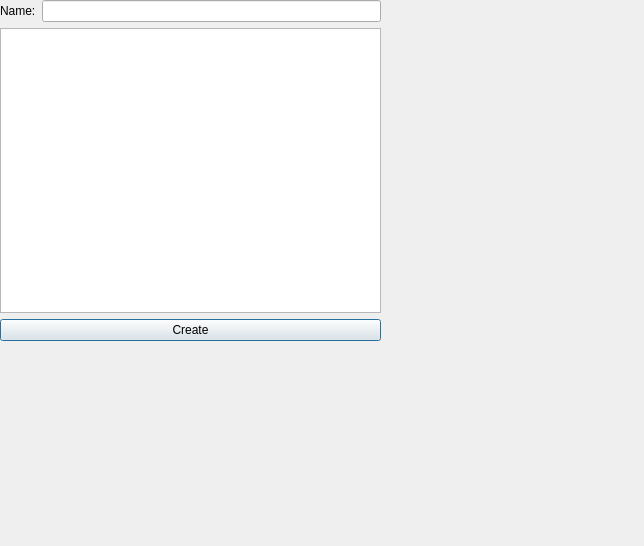
Above: client/ui/createChat.ui from apat1n/vAU before the change. Below: the same form after it.
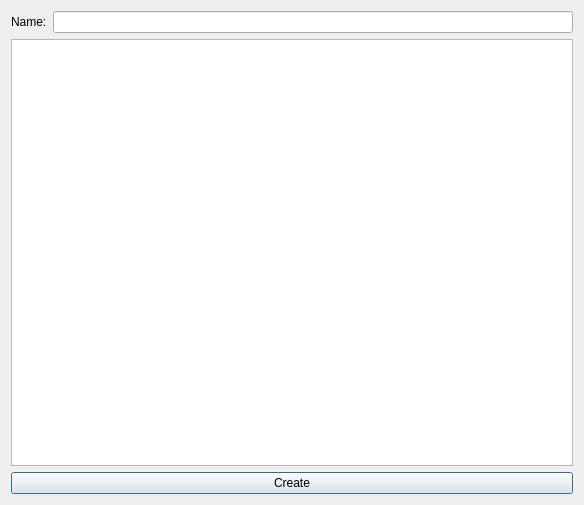
That is the form after the change.

```diff
--- a/client/ui/createChat.ui
+++ b/client/ui/createChat.ui
@@ -6,22 +6,27 @@
    <rect>
     <x>0</x>
     <y>0</y>
-    <width>644</width>
-    <height>546</height>
+    <width>584</width>
+    <height>505</height>
    </rect>
   </property>
+  <property name="minimumSize">
+   <size>
+    <width>312</width>
+    <height>448</height>
+   </size>
+  </property>
+  <property name="maximumSize">
+   <size>
+    <width>595</width>
+    <height>16777215</height>
+   </size>
+  </property>
   <property name="windowTitle">
    <string>Dialog</string>
   </property>
-  <widget class="QWidget" name="verticalLayoutWidget">
-   <property name="geometry">
-    <rect>
-     <x>0</x>
-     <y>0</y>
-     <width>381</width>
-     <height>341</height>
-    </rect>
-   </property>
+  <layout class="QHBoxLayout" name="horizontalLayout">
+   <item>
    <layout class="QVBoxLayout" name="verticalLayout">
     <item>
      <layout class="QHBoxLayout" name="horizontalLayout_2">
@@ -48,7 +53,8 @@
      </widget>
     </item>
    </layout>
-  </widget>
+   </item>
+  </layout>
  </widget>
  <resources/>
  <connections/>
```
Lines whose indentation alone changed are shown as unchanged.
